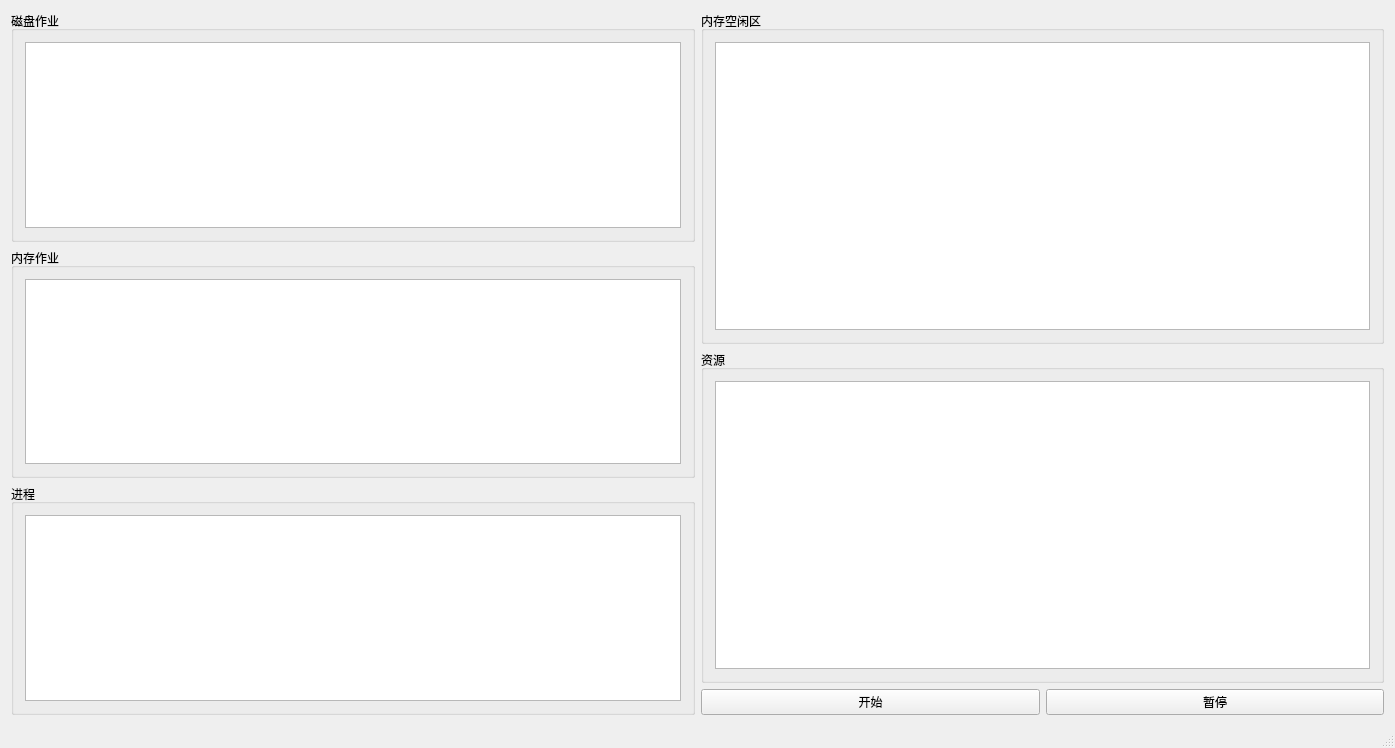
First picture: the form in mainwindow.ui, repository cposture/ProcessScheduleSimulation, before the edit.
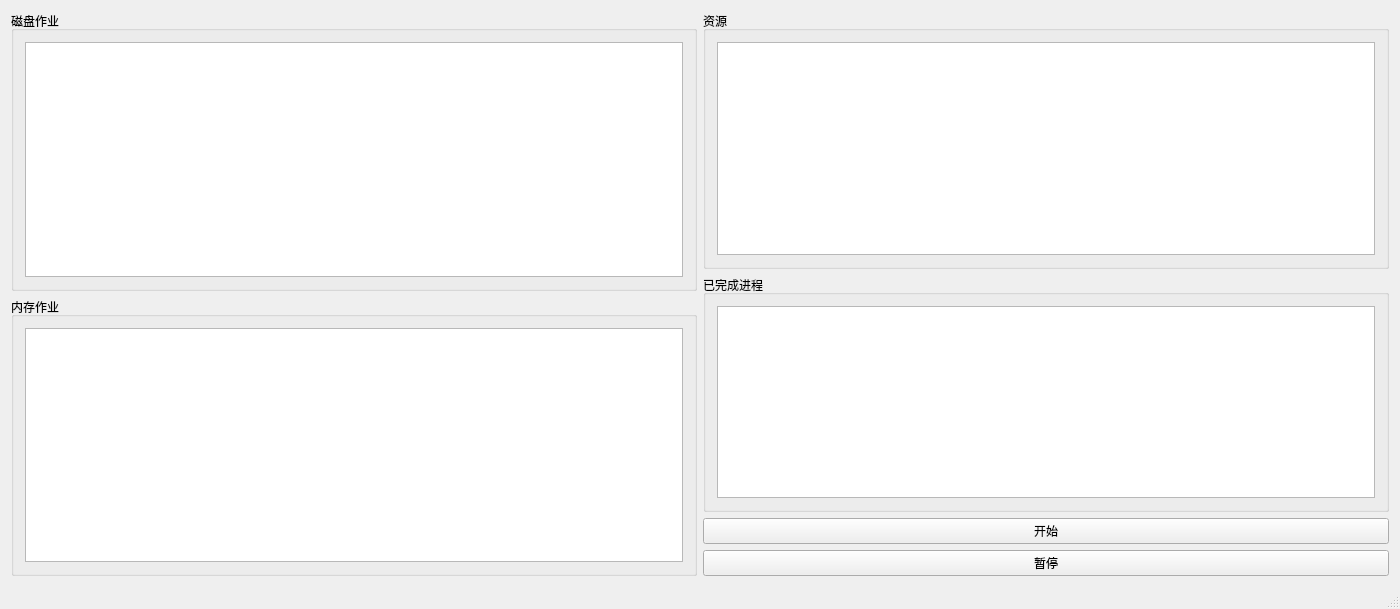
Second picture: the form after the edit.

```diff
--- a/mainwindow.ui
+++ b/mainwindow.ui
@@ -6,8 +6,8 @@
    <rect>
     <x>0</x>
     <y>0</y>
-    <width>1395</width>
-    <height>748</height>
+    <width>1400</width>
+    <height>609</height>
    </rect>
   </property>
   <property name="sizePolicy">
@@ -20,13 +20,20 @@
    <string>MainWindow</string>
   </property>
   <widget class="QWidget" name="centralWidget">
-   <layout class="QHBoxLayout" name="horizontalLayout_7">
-    <item>
-     <layout class="QHBoxLayout" name="horizontalLayout_6">
+   <layout class="QHBoxLayout" name="horizontalLayout_4">
       <item>
        <layout class="QVBoxLayout" name="verticalLayout_2">
+      <property name="sizeConstraint">
+       <enum>QLayout::SetMinimumSize</enum>
+      </property>
         <item>
          <widget class="QGroupBox" name="groupBox">
+        <property name="sizePolicy">
+         <sizepolicy hsizetype="Expanding" vsizetype="Expanding">
+          <horstretch>0</horstretch>
+          <verstretch>0</verstretch>
+         </sizepolicy>
+        </property>
           <property name="title">
            <string>磁盘作业</string>
           </property>
@@ -62,40 +69,22 @@
           </layout>
          </widget>
         </item>
-        <item>
-         <widget class="QGroupBox" name="groupBox_3">
-          <property name="title">
-           <string>进程</string>
-          </property>
-          <layout class="QHBoxLayout" name="horizontalLayout_3">
-           <item>
-            <widget class="QTableView" name="runView"/>
-           </item>
-          </layout>
-         </widget>
-        </item>
-       </layout>
-      </item>
+     </layout>
+    </item>
       <item>
-       <layout class="QVBoxLayout" name="verticalLayout_3">
-        <item>
-         <widget class="QGroupBox" name="groupBox_4">
-          <property name="title">
-           <string>内存空闲区</string>
-          </property>
-          <layout class="QHBoxLayout" name="horizontalLayout">
-           <item>
-            <widget class="QTableView" name="memoryView"/>
-           </item>
-          </layout>
-         </widget>
-        </item>
+     <layout class="QVBoxLayout" name="verticalLayout_5">
         <item>
          <widget class="QGroupBox" name="groupBox_5">
+        <property name="sizePolicy">
+         <sizepolicy hsizetype="Expanding" vsizetype="Expanding">
+          <horstretch>0</horstretch>
+          <verstretch>0</verstretch>
+         </sizepolicy>
+        </property>
           <property name="title">
            <string>资源</string>
           </property>
-          <layout class="QHBoxLayout" name="horizontalLayout_4">
+        <layout class="QHBoxLayout" name="horizontalLayout">
            <item>
             <widget class="QTableView" name="resourceView">
              <property name="sizePolicy">
@@ -110,7 +99,21 @@
          </widget>
         </item>
         <item>
-         <layout class="QHBoxLayout" name="horizontalLayout_5">
+       <layout class="QVBoxLayout" name="verticalLayout_4">
+        <item>
+         <widget class="QGroupBox" name="groupBox_3">
+          <property name="title">
+           <string>已完成进程</string>
+          </property>
+          <layout class="QHBoxLayout" name="horizontalLayout_3">
+           <item>
+            <widget class="QTableView" name="runView"/>
+           </item>
+          </layout>
+         </widget>
+        </item>
+        <item>
+         <layout class="QVBoxLayout" name="verticalLayout_3">
           <item>
            <widget class="QPushButton" name="startButton">
             <property name="text">
```
Left out of the diff: 9 changed lines with no effect on the pictures. Lines whose indentation alone changed are shown as unchanged.
